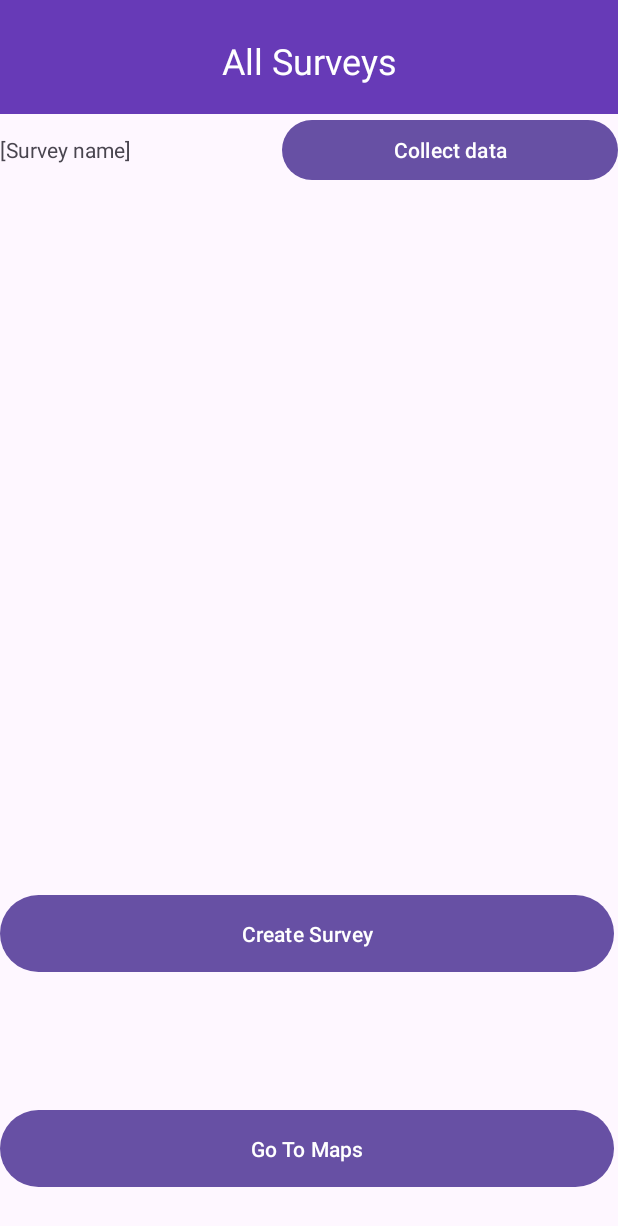
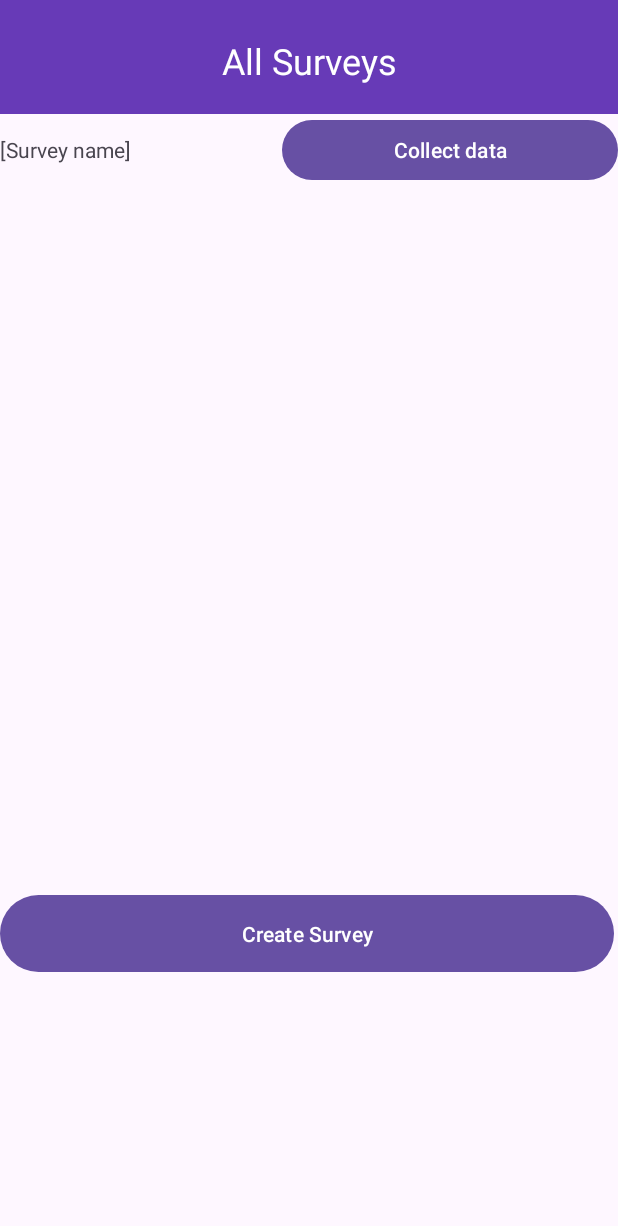
Before and after one commit to jorikvanveen/htht-gis-gnss-project, an Android app: the screen it shows after launch (MainActivity), on a phone screen of 412 x 824 dp. Shown: the top 1226 px of the screen. Run offline under Robolectric (Android 15) with nearby library versions, the phone set to English and light mode, and no system bars; our stand-ins replace navigation-ui; libraries missing offline, so code that uses them is left out: com.esotericsoftware.kryo; 18 statements that could not run were skipped.

Commit message:
Fix some bugs

```diff
--- a/app/src/main/java/com/example/gnss/CreateSurvey.java
+++ b/app/src/main/java/com/example/gnss/CreateSurvey.java
@@ -133,7 +133,7 @@ public class CreateSurvey extends AppCompatActivity {
     public void onSave(View view) throws IOException {
         Survey survey = this.readFormData();
 
-        vault.surveys.put(survey.getId(), survey);
+        vault.addSurvey(survey);
         DataVault.save(this);
 
         Intent intent = new Intent(this, MainActivity.class);
--- a/app/src/main/java/com/example/gnss/singleton/DataVault.java
+++ b/app/src/main/java/com/example/gnss/singleton/DataVault.java
@@ -79,6 +79,10 @@ public class DataVault implements Serializable {
         }
 
         return entries;
+    }
+
+    public void addSurvey(Survey survey) {
+        this.surveys.put(survey.getId(), survey);
     }
 
     public void saveEntry(UUID survey_id, SurveyDataPoint entry) {
--- a/app/src/main/res/layout/activity_main.xml
+++ b/app/src/main/res/layout/activity_main.xml
@@ -53,17 +53,4 @@
         app:layout_constraintTop_toBottomOf="@+id/scrollView3"
         app:layout_constraintVertical_bias="0.078" />
 
-    <Button
-        android:id="@+id/mapsButton"
-        android:layout_width="409dp"
-        android:layout_height="59dp"
-        android:onClick="goToDisplayMaps"
-        android:text="Go To Maps"
-        app:layout_constraintBottom_toBottomOf="parent"
-        app:layout_constraintEnd_toEndOf="parent"
-        app:layout_constraintHorizontal_bias="0.0"
-        app:layout_constraintStart_toStartOf="parent"
-        app:layout_constraintTop_toBottomOf="@+id/scrollView3"
-        app:layout_constraintVertical_bias="0.848" />
-
 </androidx.constraintlayout.widget.ConstraintLayout>
```
